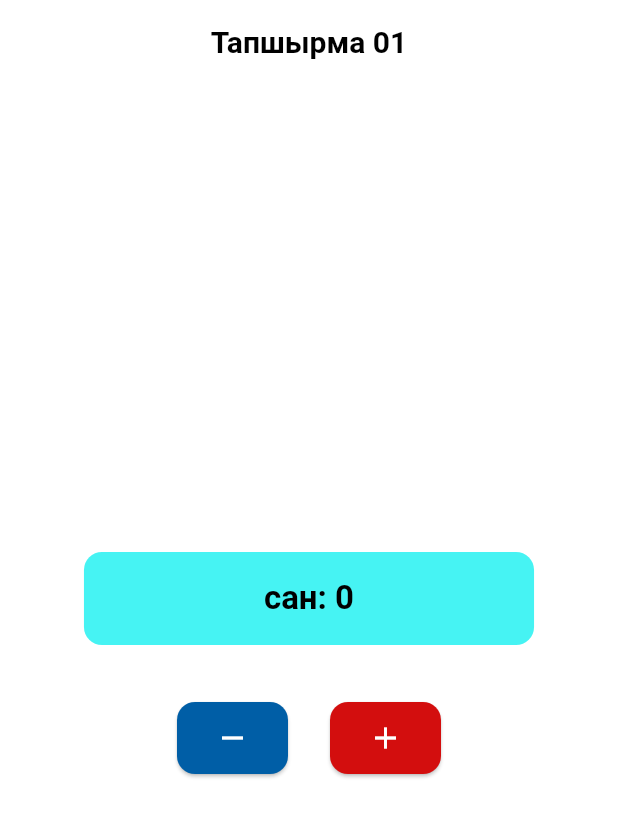
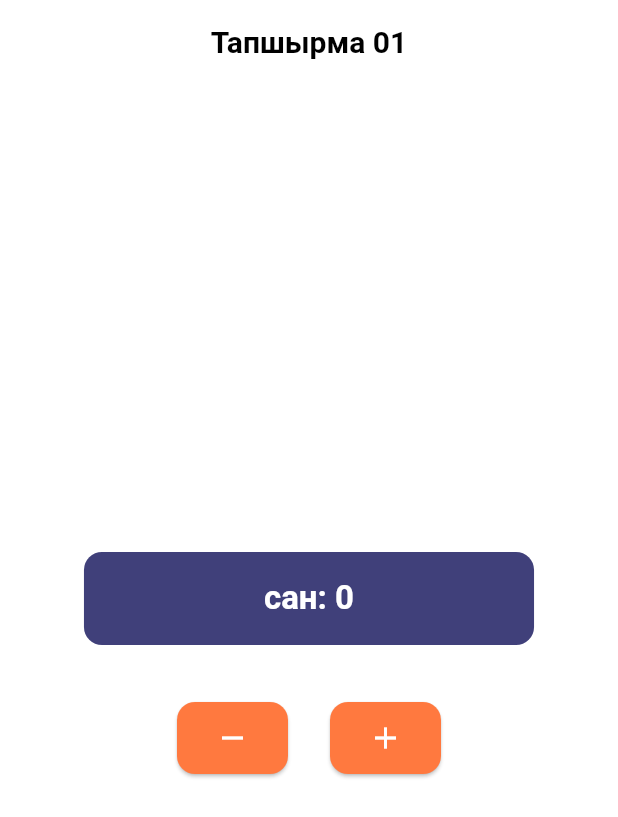
Before and after one commit to azackmatoff/kurs4_tirkeme1, a Flutter app: the screen it shows after launch, on a phone screen of 412 x 824 dp. Shown: the top 817 px of the screen. Run offline on Flutter 3.47's test engine with Material 2 defaults, Android fonts, the phone set to English and light mode, and no system bars.

Commit message:
fully refactored

```diff
--- a/lib/app_constants/colors/app_colors.dart
+++ b/lib/app_constants/colors/app_colors.dart
@@ -3,9 +3,9 @@ import 'package:flutter/material.dart';
 class AppColors {
   static const Color white = Color(0xffffffff);
   static const Color black = Color(0xff000000);
-  static const Color mainColor = Color(0xff46F3F3);
+  static const Color mainColor = Color(0xff40407a);
+  static const Color secondaryColor = Color(0xffff793f);
   static const Color grey = Color.fromARGB(255, 218, 218, 218);
-  static const Color blueDark = Color(0xff005EA6);
   static const Color blueLight = Color.fromARGB(255, 104, 165, 255);
   static const Color red = Color.fromARGB(255, 211, 14, 14);
 }
--- a/lib/app_constants/text_styles/app_text_styles.dart
+++ b/lib/app_constants/text_styles/app_text_styles.dart
@@ -9,7 +9,7 @@ class AppTextStyles {
   );
   static const TextStyle buttonText = TextStyle(
     fontSize: 22.0,
-    color: AppColors.black,
+    color: AppColors.white,
     fontWeight: FontWeight.bold,
   );
 }
--- a/lib/pages/my_first_page.dart
+++ b/lib/pages/my_first_page.dart
@@ -45,7 +45,7 @@ class _MyFirstPageState extends State<MyFirstPage> {
               CustomIconButton(
                 onPressed: () => _changeNumber(true),
                 icon: Icons.add,
-                iconBgColor: AppColors.red,
+                // iconBgColor: AppColors.red,
               ),
             ],
           ),
--- a/lib/pages/my_second_page.dart
+++ b/lib/pages/my_second_page.dart
@@ -1,5 +1,6 @@
 import 'package:flutter/material.dart';
 import 'package:kurs4_tirkeme1/app_constants/colors/app_colors.dart';
+import 'package:kurs4_tirkeme1/app_constants/text_styles/app_text_styles.dart';
 import 'package:kurs4_tirkeme1/app_constants/texts/app_texts.dart';
 import 'package:kurs4_tirkeme1/widgets/app_bars/custom_app_bar.dart';
 import 'package:kurs4_tirkeme1/widgets/buttons/custom_text_button.dart';
@@ -19,6 +20,9 @@ class MySecondPage extends StatelessWidget {
           onTap: null,
           number: number,
           bgColor: AppColors.grey,
+          textStyle: AppTextStyles.buttonText.copyWith(
+            color: AppColors.black,
+          ),
         ),
       ),
     );
--- a/lib/widgets/buttons/custom_icon_button.dart
+++ b/lib/widgets/buttons/custom_icon_button.dart
@@ -24,7 +24,7 @@ class CustomIconButton extends StatelessWidget {
           borderRadius: BorderRadius.all(Radius.circular(12)),
         ),
         elevation: 1,
-        primary: iconBgColor ?? AppColors.blueDark,
+        primary: iconBgColor ?? AppColors.secondaryColor,
         padding: const EdgeInsets.symmetric(horizontal: 25, vertical: 12),
       ),
     );
--- a/lib/widgets/buttons/custom_text_button.dart
+++ b/lib/widgets/buttons/custom_text_button.dart
@@ -7,12 +7,14 @@ class CustomTextButton extends StatelessWidget {
     @required this.onTap,
     @required this.number,
     this.bgColor,
+    this.textStyle,
     Key key,
   }) : super(key: key);
 
   final int number;
   final GestureTapCallback onTap;
   final Color bgColor;
+  final TextStyle textStyle;
 
   @override
   Widget build(BuildContext context) {
@@ -28,7 +30,7 @@ class CustomTextButton extends StatelessWidget {
               const EdgeInsets.symmetric(horizontal: 120.0, vertical: 18.0),
           child: Text(
             'сан: ' + number.toString(),
-            style: AppTextStyles.buttonText,
+            style: textStyle ?? AppTextStyles.buttonText,
           ),
         ),
       ),
```
